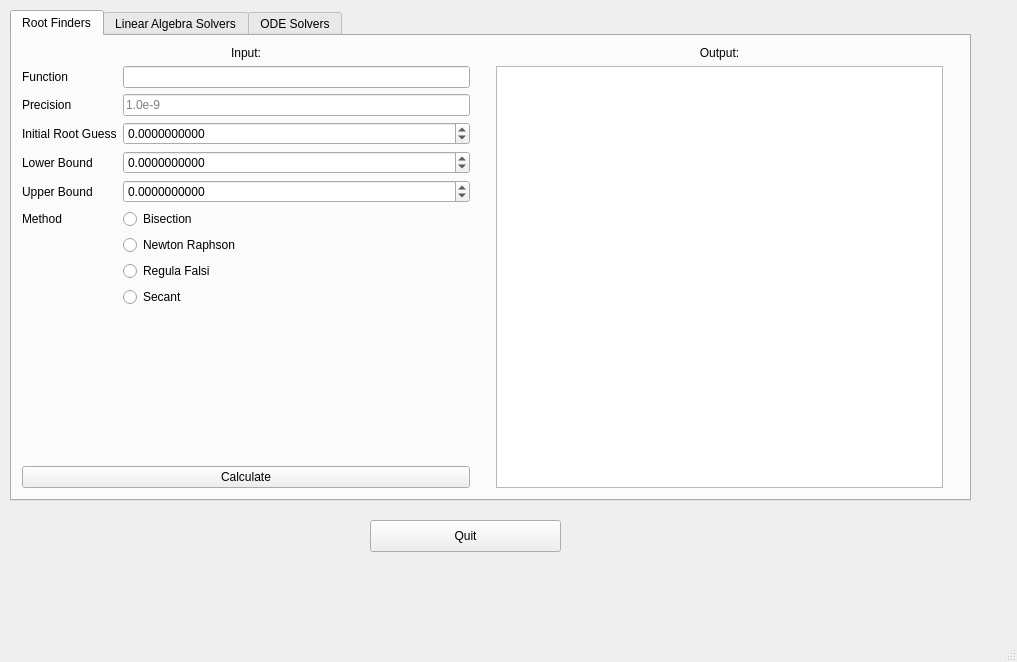
The window that testUI.ui (HaoZeke/pyQtNumSim) describes before a commit, drawn with Qt 5.
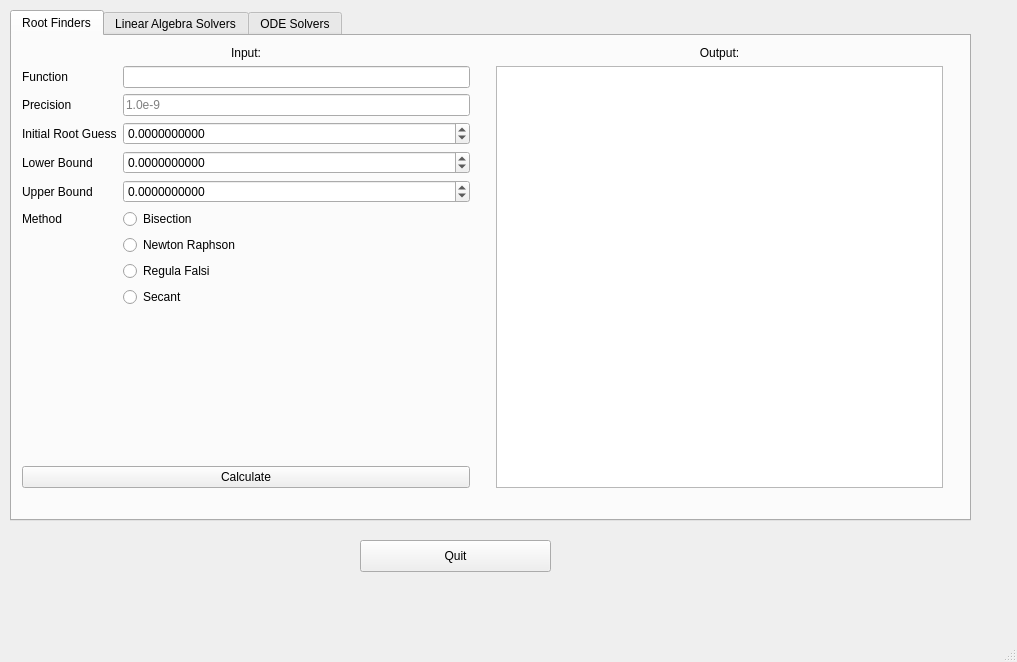
The same window after the commit.

Patch:
```diff
--- a/testUI.ui
+++ b/testUI.ui
@@ -20,7 +20,7 @@
       <x>10</x>
       <y>10</y>
       <width>961</width>
-      <height>491</height>
+      <height>511</height>
      </rect>
     </property>
     <property name="currentIndex">
@@ -566,8 +566,8 @@
    <widget class="QPushButton" name="btnQuit">
     <property name="geometry">
      <rect>
-      <x>370</x>
-      <y>520</y>
+      <x>360</x>
+      <y>540</y>
       <width>191</width>
       <height>32</height>
      </rect>
```
